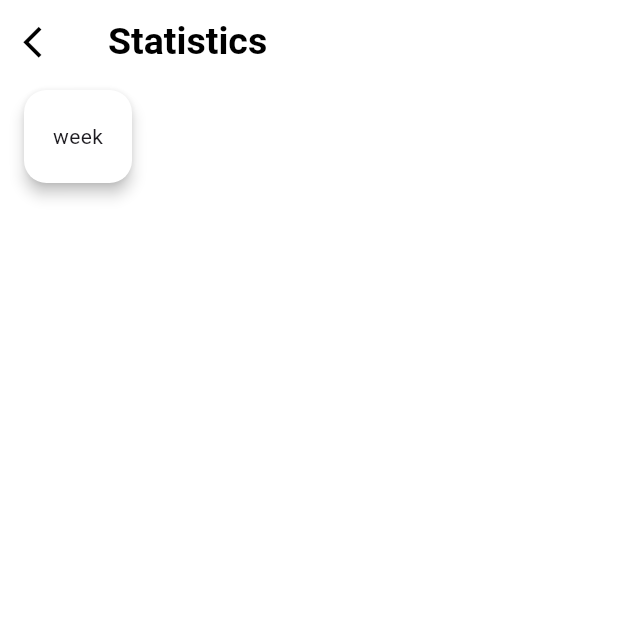
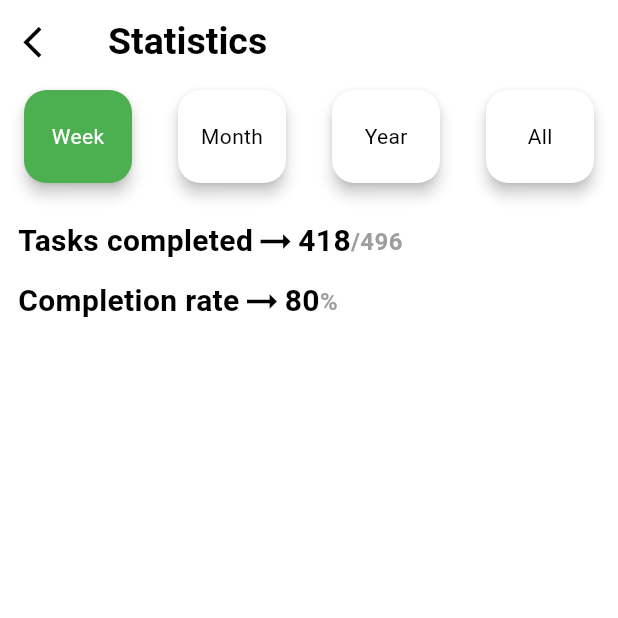
Before and after one commit to elshaarawy7/To-do-App, a Flutter app: the StaticPage screen opened by its route, on a phone screen of 412 x 824 dp, the top half of it. Run offline on Flutter 3.47's test engine with Material 3 defaults, Android fonts, the phone set to English and light mode, and no system bars; our stand-ins replace gap, go_router.

Commit message:
create widget stacj row

```diff
--- a/lib/features/ui/pages/app/static_page.dart
+++ b/lib/features/ui/pages/app/static_page.dart
@@ -1,6 +1,7 @@
 import 'package:flutter/material.dart';
 import 'package:go_router/go_router.dart';
 import 'package:todo_app/core/utils/app_router.dart';
+import 'package:todo_app/features/ui/widget/selector_statics.dart';
 
 class StaticPage extends StatelessWidget {
   const StaticPage({super.key});
@@ -27,23 +28,63 @@ class StaticPage extends StatelessWidget {
         padding: EdgeInsets.symmetric(horizontal: 12),
         child: Column(
           children: [
-            Row(
-              children: [
-                SizedBox(
-                  height: 70,
-                  width: 80,
-                  child: Card(
-                    elevation: 4,
-                    color: Colors.white,
-                    shape: RoundedRectangleBorder(
-                      borderRadius: BorderRadius.circular(15) ,
-                    ),
+           SelectorStatics() ,
+           SizedBox(height: 20,) ,
+           Row(
 
-                    child: Center(child: Text("week")),
-                  ),
-                )
-              ],
-            ) ,
+            children: [
+
+              Text("Tasks completed" , style: TextStyle(
+                color: Colors.black ,
+                fontSize: 20 ,
+                fontWeight: FontWeight.bold ,
+              ),) ,
+              Icon( Icons.arrow_right_alt, color: Colors.black, size: 30,) ,
+              Text("418" , style: TextStyle(
+                color: Colors.black ,
+                fontSize: 20 ,
+                fontWeight: FontWeight.bold ,
+              ),) ,
+
+               Text("/496" , style: TextStyle(
+                color: Colors.grey ,
+                fontSize: 16 ,
+                fontWeight: FontWeight.bold ,
+              ),) ,
+
+              Spacer() ,
+
+            ],
+           ),
+
+           SizedBox(height: 10,) ,
+
+           Row(
+
+            children: [
+
+              Text("Completion rate" , style: TextStyle(
+                color: Colors.black ,
+                fontSize: 20 ,
+                fontWeight: FontWeight.bold ,
+              ),) ,
+              Icon( Icons.arrow_right_alt, color: Colors.black, size: 30,) ,
+              Text("80" , style: TextStyle(
+                color: Colors.black ,
+                fontSize: 20 ,
+                fontWeight: FontWeight.bold ,
+              ),) ,
+
+               Text("%" , style: TextStyle(
+                color: Colors.grey ,
+                fontSize: 16 ,
+                fontWeight: FontWeight.bold ,
+              ),) ,
+
+              Spacer() ,
+
+            ],
+           ),
           ],
         ),
       ),
--- a/lib/features/ui/widget/selector_statics.dart
+++ b/lib/features/ui/widget/selector_statics.dart
@@ -1,26 +1,44 @@
 import 'package:flutter/material.dart';
 
-class SelectorStatics extends StatelessWidget {
+class SelectorStatics extends StatefulWidget {
   const SelectorStatics({super.key});
 
   @override
+  State<SelectorStatics> createState() => _SelectorStaticsState();
+}
+
+class _SelectorStaticsState extends State<SelectorStatics> {
+  int selectIndex = 0;
+  final List<String> items = ["Week", "Month", "Year", "All"];
+  @override
   Widget build(BuildContext context) {
-    return   Row(
-              children: [
-                SizedBox(
+    return Row(
+      mainAxisAlignment: MainAxisAlignment.spaceBetween,
+      children: List.generate(items.length, (index) {
+        final isSelected = index == selectIndex;
+        return SizedBox(
           height: 70,
           width: 80,
+          child: GestureDetector(
+            onTap: () {
+              setState(() {
+                selectIndex = index ;
+              });
+            },
             child: Card(
               elevation: 4,
-                    color: Colors.white,
+              color:isSelected ? Colors.green :  Colors.white,
               shape: RoundedRectangleBorder(
-                      borderRadius: BorderRadius.circular(15) ,
+                borderRadius: BorderRadius.circular(15),
               ),
 
-                    child: Center(child: Text("week")),
+              child: Center(child: Text(items[index] , style: TextStyle(
+                color: isSelected ? Colors.white : Colors.black ,
+              ),)),
             ),
-                ) ,
-              ],
+          ),
+        );
+      }),
     );
   }
 }
```
Also changed, not shown: lib/features/ui/widget/stax_row.dart (added, +52 -0 lines). Lines whose indentation alone changed are shown as unchanged.
